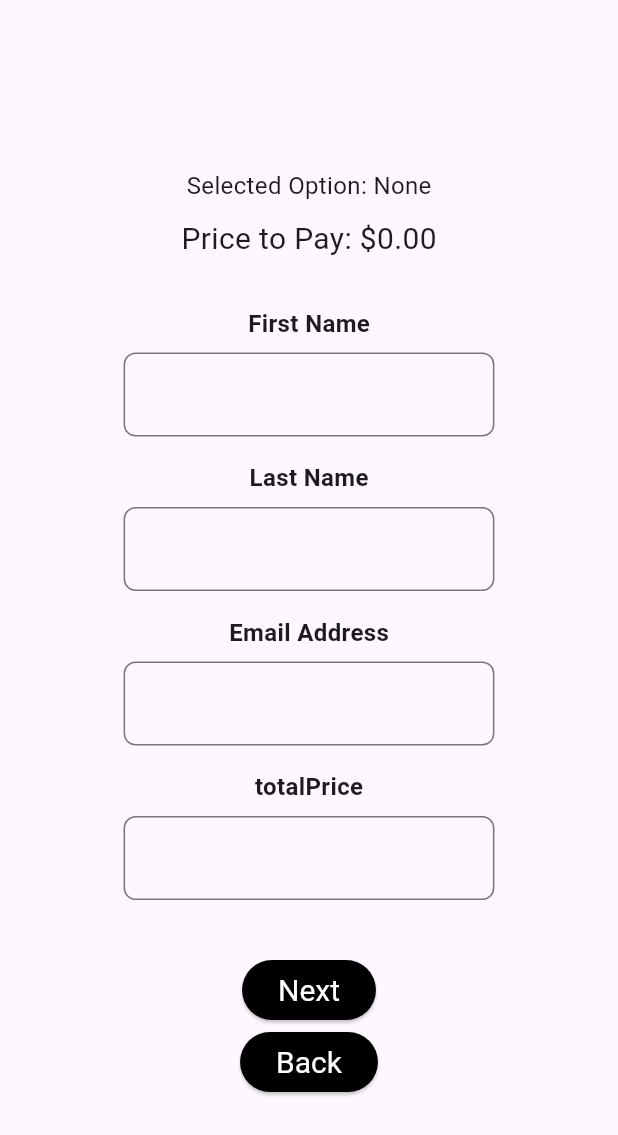
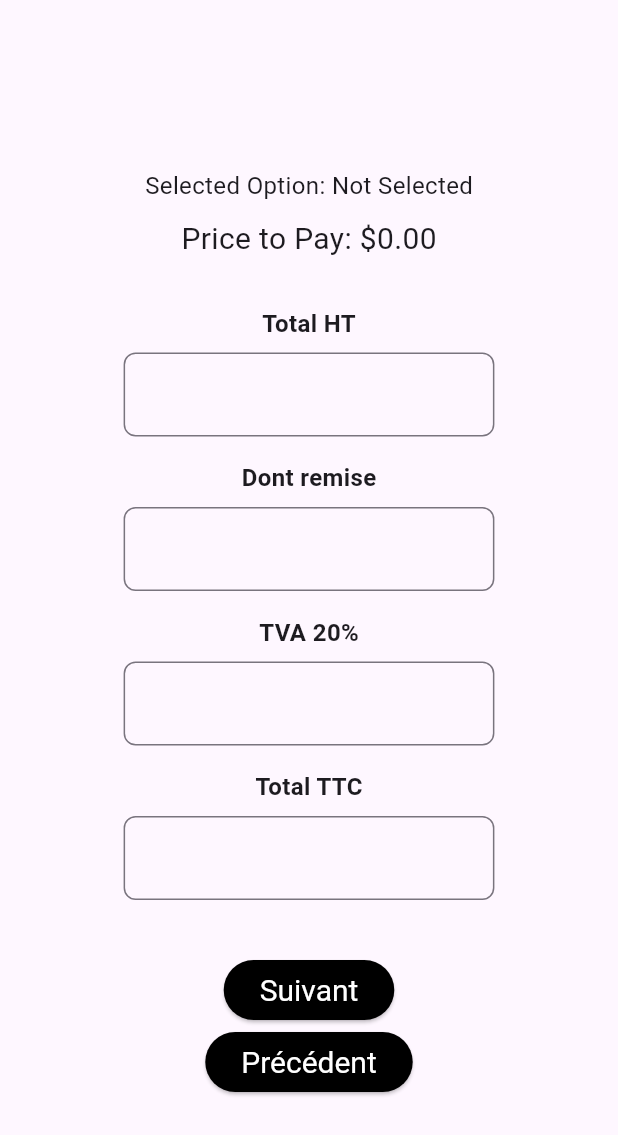
Before and after one commit to Akeops/application_technicien, a Flutter app: the ConfirmationPage screen opened directly with empty values, on a phone screen of 412 x 824 dp. Shown: the top 1135 px of the screen. Run offline on Flutter 3.47's test engine with Material 3 defaults, Android fonts, the phone set to English and light mode, and no system bars; our stand-ins replace shared_preferences; accounts and stored records are empty.

Commit message:
Ajout de l'affichage du choix de l'utilisateur

```diff
--- a/lib/pages/form_steps/step7.dart
+++ b/lib/pages/form_steps/step7.dart
@@ -1,4 +1,5 @@
 import 'package:flutter/material.dart';
+import 'package:shared_preferences/shared_preferences.dart';
 
 class ConfirmationPage extends StatefulWidget {
   final GlobalKey<FormState> formKey;
@@ -6,16 +7,18 @@ class ConfirmationPage extends StatefulWidget {
   final TextEditingController vatController;
   final TextEditingController includingDiscountController;
   final TextEditingController totalPriceController;
+  String? selectedOption1;  // Allow it to be null
   final VoidCallback onNext;
   final VoidCallback onPrevious;
 
-  const ConfirmationPage({
+  ConfirmationPage({
     Key? key,
     required this.formKey,
     required this.totalWithoutTaxesController,
     required this.vatController,
     required this.includingDiscountController,
     required this.totalPriceController,
+    this.selectedOption1,
     required this.onNext,
     required this.onPrevious,
   }) : super(key: key);
@@ -25,8 +28,23 @@ class ConfirmationPage extends StatefulWidget {
 }
 
 class _ConfirmationPageState extends State<ConfirmationPage> {
-  String? selectedOption;
-  double price = 0;
+  double price = 0; // Assuming price calculation is handled elsewhere
+
+  @override
+  void initState() {
+    super.initState();
+    _loadSelectedOption();
+  }
+
+  Future<void> _loadSelectedOption() async {
+    final SharedPreferences prefs = await SharedPreferences.getInstance();
+    String? loadedOption = prefs.getString('selectedOption1');
+    if (loadedOption != null && loadedOption != widget.selectedOption1) {
+      setState(() {
+        widget.selectedOption1 = loadedOption;
+      });
+    }
+  }
 
   @override
   Widget build(BuildContext context) {
@@ -44,23 +62,23 @@ class _ConfirmationPageState extends State<ConfirmationPage> {
                 mainAxisAlignment: MainAxisAlignment.center,
                 crossAxisAlignment: CrossAxisAlignment.center,
                 children: <Widget>[
-                  SizedBox(height: 20),
-                  Text("Selected Option: ${selectedOption ?? "None"}", style: TextStyle(fontSize: 16)),
-                  SizedBox(height: 10),
-                  Text("Price to Pay: \$${price.toStringAsFixed(2)}", style: TextStyle(fontSize: 20)),
-                  SizedBox(height: 30),
-                  buildTextField("First Name", widget.totalWithoutTaxesController),
-                  buildTextField("Last Name", widget.vatController),
-                  buildTextField("Email Address", widget.includingDiscountController),
-                  buildTextField("totalPrice", widget.totalPriceController),
-                  SizedBox(height: 20),
+                  const SizedBox(height: 20),
+                  Text("Selected Option: ${widget.selectedOption1 ?? "Not Selected"}", style: const TextStyle(fontSize: 16)),
+                  const SizedBox(height: 10),
+                  Text("Price to Pay: \$${price.toStringAsFixed(2)}", style: const TextStyle(fontSize: 20)),
+                  const SizedBox(height: 30),
+                  buildTextField("Total HT", widget.totalWithoutTaxesController),
+                  buildTextField("Dont remise", widget.vatController),
+                  buildTextField("TVA 20%", widget.includingDiscountController),
+                  buildTextField("Total TTC", widget.totalPriceController),
+                  const SizedBox(height: 20),
                   ElevatedButton(
                     onPressed: widget.onNext,
-                    child: Text('Next'),
+                    child: const Text('Suivant'),
                   ),
                   ElevatedButton(
                     onPressed: widget.onPrevious,
-                    child: Text('Back'),
+                    child: const Text('Précédent'),
                   ),
                 ],
               ),
--- a/lib/pages/new_form.dart
+++ b/lib/pages/new_form.dart
@@ -38,6 +38,7 @@ class MultiStepFormState extends State<MultiStepForm> {
   final TextEditingController _vatController = TextEditingController();
   final TextEditingController _includingDiscountController = TextEditingController();
   final TextEditingController _totalPriceController = TextEditingController();
+  String selectedOption1 = "Default value"; // Default value
 
   @override
   void initState() {
@@ -78,6 +79,7 @@ class MultiStepFormState extends State<MultiStepForm> {
     SharedPreferences prefs = await SharedPreferences.getInstance();
     int savedStep = prefs.getInt('currentStep') ?? 0;
     _loadDataFromPrefs(prefs);
+    selectedOption1 = prefs.getString('selectedOption1') ?? "Default Option";
     if (savedStep != 0) {
       _pageController.jumpToPage(savedStep);
     }
@@ -188,7 +190,7 @@ class MultiStepFormState extends State<MultiStepForm> {
           totalWithoutTaxesController: _totalWithoutTaxesController,
           vatController: _vatController,
           includingDiscountController: _includingDiscountController,
-          totalPriceController: _totalPriceController, onNext: _nextPage, onPrevious: _previousPage),
+          totalPriceController: _totalPriceController, onNext: _nextPage, onPrevious: _previousPage, selectedOption1: selectedOption1,),
         ],
       ),
     );
```
Also changed, not shown: lib/pages/form_steps/step6.dart (+4 -4 lines).
